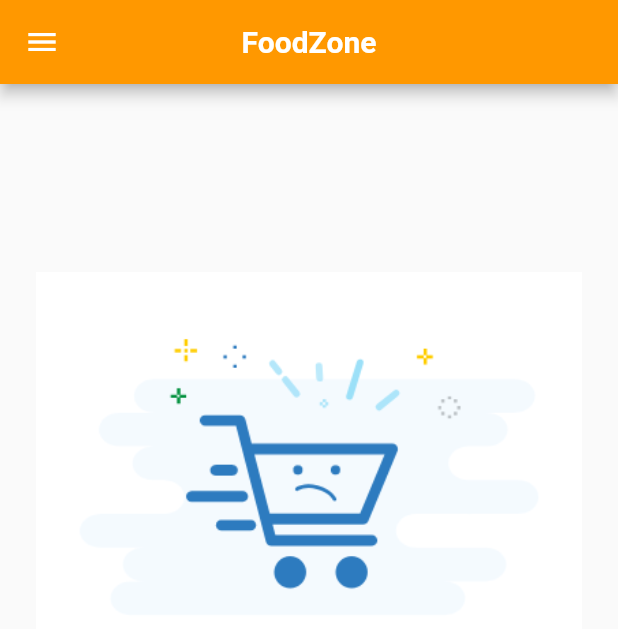
After one commit to deepdonda/canteenApp, a Flutter app: the EmptyCartPage screen opened directly, on a phone screen of 412 x 824 dp. The commit adds this screen. Shown: the top 629 px of the screen. Run offline on Flutter 3.47's test engine with Material 2 defaults, Android fonts, the phone set to English and light mode, and no system bars; our stand-ins replace dio, flutter_secure_storage, fluttertoast; accounts and stored records are empty; network calls fail.

Commit message:
empty cart page added

```diff
--- a/lib/cartcard.dart
+++ b/lib/cartcard.dart
@@ -11,7 +11,6 @@ void gettoken() async {
    // getdata();
   }
 
-// ignore: non_constant_identifier_names
 Widget CartCard(String img, String title, int price, int qty, var item) {
 
   return Container(
@@ -72,9 +71,7 @@ Widget CartCard(String img, String title, int price, int qty, var item) {
 
                       gettoken();
                       print(item);
-                      var response = await http.post(
-                        // "http://192.168.137.1:3000/user/deletefromcart",
-                        "https://appcanteen.herokuapp.com/user/deletefromcart",
+                      var response = await http.post("https://appcanteen.herokuapp.com/user/deletefromcart",
                       body: jsonEncode(item),
                       headers: {"Authorization": "Bearer $token",
                       'Content-Type': 'application/json; charset=UTF-8',}
--- /dev/null
+++ b/lib/emptycart.dart
@@ -0,0 +1,66 @@
+
+import 'package:canteen/navbar.dart';
+import 'package:flutter/material.dart';
+import 'package:flutter/rendering.dart';
+import 'package:flutter_secure_storage/flutter_secure_storage.dart';
+var routes = <String, WidgetBuilder>{
+  "/emptycart": (BuildContext context) => EmptyCartPage(),
+
+};
+
+var items,response,token ;
+
+
+
+class EmptyCartPage extends StatefulWidget {
+  @override
+  _EmptyCartPageState createState() => _EmptyCartPageState();
+}
+
+class _EmptyCartPageState extends State<EmptyCartPage> {
+  FlutterSecureStorage storage = FlutterSecureStorage();
+
+
+  @override
+  Widget build(BuildContext context) {
+    return Scaffold(
+      appBar: AppBar(
+        title: Text("FoodZone",style: TextStyle(fontWeight:FontWeight.bold,color: Colors.white)),
+        centerTitle: true,
+        iconTheme: IconThemeData(color: Colors.white),
+      ),
+      drawer: Drawer(
+         child: Container(
+           decoration: BoxDecoration(color: Colors.white),
+          child: Navbar(),
+         )
+
+      ),
+      body: Center(
+        child: Padding(
+          padding: EdgeInsets.symmetric(horizontal: 24.0, vertical: 12.0),
+
+          child: Column(
+            mainAxisAlignment: MainAxisAlignment.start,
+            crossAxisAlignment: CrossAxisAlignment.start,
+            children: [
+              Image.asset(
+              "assets/img/emptycart.png",
+
+              width: 400,
+              height:500,
+            ),
+
+
+
+
+            ],
+          ),
+        ),
+
+      ),
+
+
+    );
+  }
+}
--- a/lib/foodcard.dart
+++ b/lib/foodcard.dart
@@ -85,7 +85,7 @@ Widget foodCard(String img, String title, int price,int qty,var item) {
                             msg: val["msg"],
                             toastLength: Toast.LENGTH_SHORT,
                             gravity: ToastGravity.BOTTOM,
-                            backgroundColor: Colors.green,
+                            backgroundColor: Colors.orange,
                             textColor: Colors.white,
                             fontSize: 16.0);
                       } else {
--- a/lib/login.dart
+++ b/lib/login.dart
@@ -3,7 +3,7 @@ import 'package:canteen/services/AuthServices.dart';
 import 'package:flutter/material.dart';
 import 'package:canteen/register.dart';
 import 'package:canteen/widgets/btn_widget.dart';
-import 'package:canteen/widgets/header_container.dart';
+import 'package:canteen/widgets/herder_container.dart';
 import 'package:fluttertoast/fluttertoast.dart';
 
 import 'package:flutter_secure_storage/flutter_secure_storage.dart';
--- a/lib/register.dart
+++ b/lib/register.dart
@@ -2,7 +2,7 @@ import 'package:canteen/services/AuthServices.dart';
 import 'package:flutter/material.dart';
 import 'package:canteen/login.dart';
 import 'package:canteen/widgets/btn_widget.dart';
-import 'package:canteen/widgets/header_container.dart';
+import 'package:canteen/widgets/herder_container.dart';
 import 'package:fluttertoast/fluttertoast.dart';
 
 class RegPage extends StatefulWidget {
```
Also changed, not shown: lib/cart.dart (+28 -67 lines), lib/main.dart (+4 -8 lines), lib/navbar.dart (+15 -15 lines), lib/widgets/herder_container.dart (added, +42 -0 lines), assets/img/emptycart.png (added).
